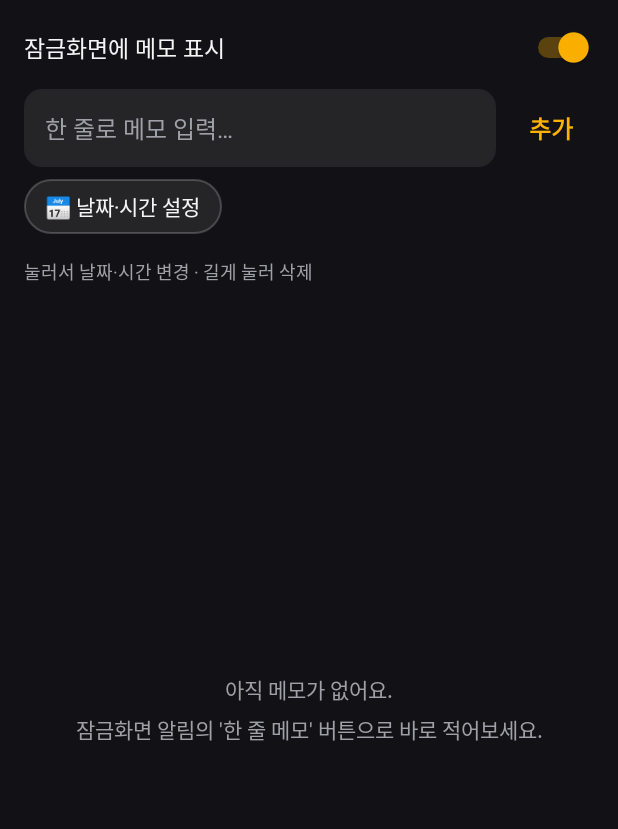
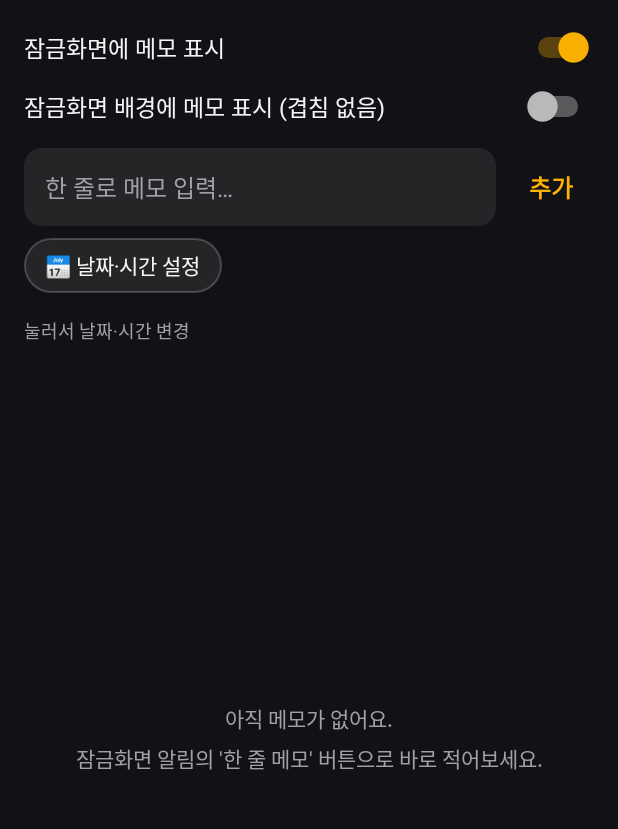
Before and after one commit to akskekekdk/lockedscreenmemoapp, an Android app: the screen it shows after launch (MainActivity), on a phone screen of 412 x 824 dp, the part 78-907 px from its top. Run offline under Robolectric (Android 15) with nearby library versions, the phone set to English and light mode, and no system bars.

Commit message:
Add lock screen wallpaper mode and a delete button per memo
Lock screens stack or collapse multiple notifications and apps cannot
prevent it. Optionally draw memos, one per line, onto the lock screen
wallpaper (with an optional user photo) and keep a single input
notification. Asks before replacing the wallpaper and clears it when
turned off.

The memo list gets a trash button at the right of each row instead of
long-press delete. Adds Robolectric tests for notification count and a
wallpaper render preview.

Co-Authored-By: Claude Opus 5.5 <noreply@anthropic.com>
Claude-Session: https://claude.ai/code/session_01PMiXBwfPzD8DS9rR8FjaXA

```diff
--- a/app/build.gradle.kts
+++ b/app/build.gradle.kts
@@ -25,6 +25,9 @@ android {
         sourceCompatibility = JavaVersion.VERSION_17
         targetCompatibility = JavaVersion.VERSION_17
     }
+    testOptions {
+        unitTests.isIncludeAndroidResources = true
+    }
     kotlinOptions {
         jvmTarget = "17"
     }
@@ -32,4 +35,7 @@ android {
 
 dependencies {
     implementation("androidx.core:core-ktx:1.13.1")
+
+    testImplementation("junit:junit:4.13.2")
+    testImplementation("org.robolectric:robolectric:4.14.1")
 }
--- a/app/src/main/AndroidManifest.xml
+++ b/app/src/main/AndroidManifest.xml
@@ -3,6 +3,7 @@
 
     <uses-permission android:name="android.permission.POST_NOTIFICATIONS" />
     <uses-permission android:name="android.permission.RECEIVE_BOOT_COMPLETED" />
+    <uses-permission android:name="android.permission.SET_WALLPAPER" />
 
     <application
         android:allowBackup="true"
--- a/app/src/main/java/com/lockmemo/app/MemoNotifier.kt
+++ b/app/src/main/java/com/lockmemo/app/MemoNotifier.kt
@@ -81,19 +81,29 @@ object MemoNotifier {
         if (!MemoStore.isLockScreenEnabled(context)) {
             alarms.cancel(refreshIntent)
             ROW_IDS.forEach { manager.cancel(it) }
+            LockWallpaper.clear(context)
             return
         }
-        if (!canNotify(context)) return
-        ensureChannel(context)
 
         val now = System.currentTimeMillis()
         val memos = MemoStore.sorted(context, now)
-        val rows: List<Memo?> = memos.take(MAX_ROWS).ifEmpty { listOf(null) }
-        rows.forEachIndexed { index, memo ->
-            @Suppress("MissingPermission")
-            manager.notify(ROW_IDS[index], buildRow(context, memo, index, now))
+        val wallpaperMode = MemoStore.isWallpaperMode(context)
+        if (wallpaperMode) {
+            LockWallpaper.update(context, memos.map { DueFormat.line(context, it, now) })
+        } else {
+            LockWallpaper.clear(context)
         }
-        ROW_IDS.drop(rows.size).forEach { manager.cancel(it) }
+
+        if (canNotify(context)) {
+            ensureChannel(context)
+            // 배경화면 모드에서는 메모는 배경에 그리고, 알림은 입력용 하나만 둔다
+            val rows: List<Memo?> = if (wallpaperMode) listOf(null) else memos.take(MAX_ROWS).ifEmpty { listOf(null) }
+            rows.forEachIndexed { index, memo ->
+                @Suppress("MissingPermission")
+                manager.notify(ROW_IDS[index], buildRow(context, memo, index, now))
+            }
+            ROW_IDS.drop(rows.size).forEach { manager.cancel(it) }
+        }
 
         // 메모 시각이 지나거나 날짜가 바뀌면("내일" → "오늘") 표시를 다시 그린다.
         // 정확할 필요는 없어서 정확한 알람 권한 없이 쓸 수 있는 방식을 쓴다.
--- a/app/src/main/java/com/lockmemo/app/MemoStore.kt
+++ b/app/src/main/java/com/lockmemo/app/MemoStore.kt
@@ -12,6 +12,7 @@ object MemoStore {
     private const val PREFS = "memos"
     private const val KEY_MEMOS = "items"
     private const val KEY_LOCKSCREEN = "lockscreen_enabled"
+    private const val KEY_WALLPAPER_MODE = "wallpaper_mode"
     private const val MAX_MEMOS = 200
 
     private fun prefs(context: Context) =
@@ -67,6 +68,14 @@ object MemoStore {
         prefs(context).edit().putString(KEY_MEMOS, array.toString()).apply()
     }
 
+    /** true 면 메모를 알림 대신 잠금화면 배경화면에 그린다(겹침 없음). */
+    fun isWallpaperMode(context: Context): Boolean =
+        prefs(context).getBoolean(KEY_WALLPAPER_MODE, false)
+
+    fun setWallpaperMode(context: Context, enabled: Boolean) {
+        prefs(context).edit().putBoolean(KEY_WALLPAPER_MODE, enabled).apply()
+    }
+
     fun isLockScreenEnabled(context: Context): Boolean =
         prefs(context).getBoolean(KEY_LOCKSCREEN, true)
 
--- a/app/src/main/res/layout/activity_main.xml
+++ b/app/src/main/res/layout/activity_main.xml
@@ -23,6 +23,43 @@
         android:text="@string/lockscreen_toggle"
         android:textColor="@color/text_primary"
         android:textSize="15sp" />
+
+    <Switch
+        android:id="@+id/wallpaper_switch"
+        android:layout_width="match_parent"
+        android:layout_height="wrap_content"
+        android:paddingVertical="8dp"
+        android:text="@string/wallpaper_toggle"
+        android:textColor="@color/text_primary"
+        android:textSize="15sp" />
+
+    <LinearLayout
+        android:id="@+id/wallpaper_options"
+        android:layout_width="match_parent"
+        android:layout_height="wrap_content"
+        android:gravity="center_vertical"
+        android:orientation="horizontal"
+        android:visibility="gone">
+
+        <TextView
+            android:layout_width="0dp"
+            android:layout_height="wrap_content"
+            android:layout_weight="1"
+            android:text="@string/wallpaper_help"
+            android:textColor="@color/text_secondary"
+            android:textSize="12sp" />
+
+        <TextView
+            android:id="@+id/pick_background"
+            android:layout_width="wrap_content"
+            android:layout_height="wrap_content"
+            android:background="?android:attr/selectableItemBackground"
+            android:padding="8dp"
+            android:text="@string/pick_background"
+            android:textColor="@color/accent"
+            android:textSize="14sp"
+            android:textStyle="bold" />
+    </LinearLayout>
 
     <LinearLayout
         android:id="@+id/problem_box"
--- a/app/src/main/res/values/strings.xml
+++ b/app/src/main/res/values/strings.xml
@@ -16,7 +16,7 @@
     <string name="list_empty">아직 메모가 없어요.\n잠금화면 알림의 \'한 줄 메모\' 버튼으로 바로 적어보세요.</string>
     <string name="delete">삭제</string>
     <string name="delete_confirm">\"%1$s\" 메모를 삭제할까요?</string>
-    <string name="list_help">눌러서 날짜·시간 변경 · 길게 눌러 삭제</string>
+    <string name="list_help">눌러서 날짜·시간 변경</string>
     <string name="problem_notifications_off">알림이 꺼져 있어서 잠금화면에 메모가 표시되지 않아요.</string>
     <string name="problem_channel_off">\'잠금화면 메모\' 알림 종류가 꺼져 있어요.</string>
     <string name="problem_channel_silent">\'잠금화면 메모\' 알림이 무음으로 설정되어 있어요. 무음 알림은 잠금화면에서 숨겨져요. \'기본\'으로 바꿔주세요.</string>
@@ -34,4 +34,14 @@
     <string name="created_at">작성 %1$s</string>
     <string name="due_chip">📅 %1$s</string>
     <string name="clear_symbol">✕</string>
+    <string name="wallpaper_toggle">잠금화면 배경에 메모 표시 (겹침 없음)</string>
+    <string name="wallpaper_help">메모를 잠금화면 배경에 한 줄씩 그려요. 알림은 입력용 하나만 남아요.</string>
+    <string name="pick_background">배경 사진</string>
+    <string name="wallpaper_confirm_title">잠금화면 배경을 바꿀까요?</string>
+    <string name="wallpaper_confirm">지금 잠금화면 배경 대신 메모가 적힌 배경으로 바뀌어요. 이 기능을 끄면 잠금화면은 홈 화면 배경으로 돌아가요.</string>
+    <string name="turn_on">켜기</string>
+    <string name="background_options">배경 사진</string>
+    <string name="background_pick">사진 고르기</string>
+    <string name="background_default">기본 배경(어두운 색)</string>
+    <string name="background_failed">사진을 불러오지 못했어요</string>
 </resources>
```
Also changed, not shown: app/src/main/java/com/lockmemo/app/LockWallpaper.kt (added, +188 -0 lines), app/src/main/java/com/lockmemo/app/MainActivity.kt (+75 -4 lines), app/src/main/res/drawable/ic_delete.xml (added, +10 -0 lines), app/src/main/res/layout/item_memo.xml (+19 -0 lines), 2 other files.
